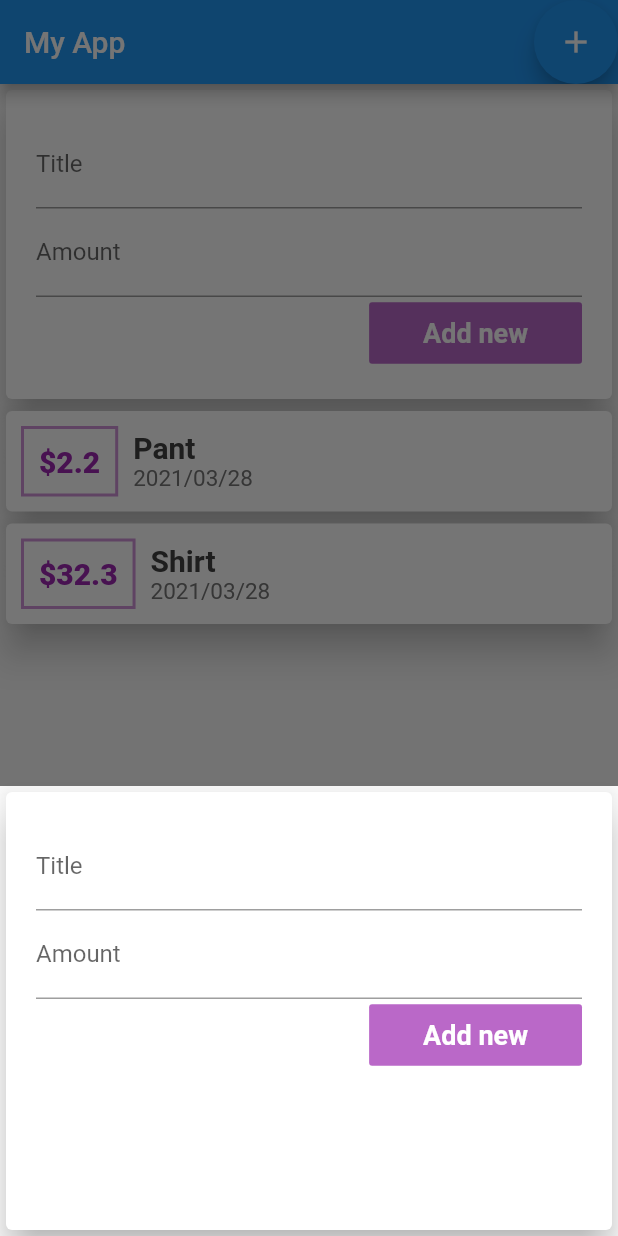
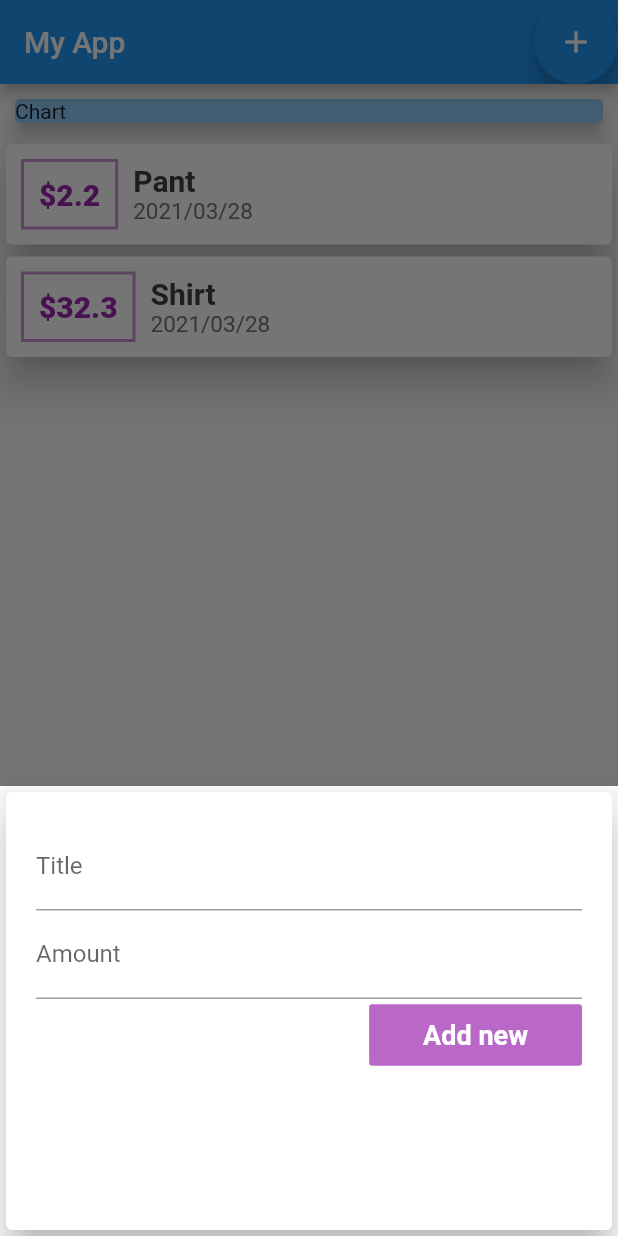
Before and after one commit to kumol/FlutterExercise, a Flutter app: the screen it shows after launch, after a tap on the "add" icon, on a phone screen of 412 x 824 dp. Run offline on Flutter 3.47's test engine with Material 2 defaults, Android fonts, the phone set to English and light mode, and no system bars.

Commit message:
Popup window woring

```diff
--- a/lib/expenseapp/ExpenseApp.dart
+++ b/lib/expenseapp/ExpenseApp.dart
@@ -7,18 +7,7 @@ class ExpenseApp extends StatelessWidget {
     return Column(
       //mainAxisAlignment: MainAxisAlignment.spaceAround,
       crossAxisAlignment: CrossAxisAlignment.center,
-      children: [
-        Container(
-          width: double.infinity,
-          child: Card(
-            color: Colors.blue[200],
-            child: Text("Chart"),
-            margin: EdgeInsets.all(10),
-            elevation: 5,
-          ),
-        ),
-        UserTransaction()
-      ],
+      children: [UserTransaction()],
     );
   }
 }
--- a/lib/expenseapp/widgets/New_transaction.dart
+++ b/lib/expenseapp/widgets/New_transaction.dart
@@ -1,10 +1,15 @@
 import 'package:flutter/material.dart';
 
-class NewTransaction extends StatelessWidget {
+class NewTransaction extends StatefulWidget {
+  final Function addTransaction;
+  NewTransaction({Key key, this.addTransaction}) : super(key: key);
+  @override
+  NewTransactionState createState() => NewTransactionState();
+}
+
+class NewTransactionState extends State<NewTransaction> {
   final titleController = TextEditingController();
   final amountController = TextEditingController();
-  final Function addTransaction;
-
   void submitData() {
     final title = titleController.text;
     final amount = amountController.text.isEmpty
@@ -13,10 +18,10 @@ class NewTransaction extends StatelessWidget {
     if (title.isEmpty && amount < 0) {
       return;
     }
-    addTransaction(title, amount);
+    widget.addTransaction(title, amount);
+    Navigator.of(context).pop();
   }
 
-  NewTransaction(this.addTransaction);
   @override
   Widget build(BuildContext context) {
     return Card(
--- a/lib/expenseapp/widgets/User_transaction.dart
+++ b/lib/expenseapp/widgets/User_transaction.dart
@@ -1,6 +1,5 @@
 import 'package:flutter/material.dart';
 import 'package:mdmp/expenseapp/model/Transaction.dart';
-import 'package:mdmp/expenseapp/widgets/New_transaction.dart';
 import 'package:mdmp/expenseapp/widgets/Transaction_list.dart';
 
 class UserTransaction extends StatefulWidget {
@@ -16,7 +15,7 @@ class _UserTransactionState extends State<UserTransaction> {
   @override
   Widget build(BuildContext context) {
     return Column(children: [
-      NewTransaction(widget.addTransaction),
+      //NewTransaction(addTransaction: widget.addTransaction),
       TransactionList(widget.transaction),
     ]);
   }
--- a/lib/main.dart
+++ b/lib/main.dart
@@ -114,7 +114,7 @@ class MyAppState extends State<MyApp> {
         builder: (BuildContext bd) {
           return Container(
             height: 300,
-            child: NewTransaction(addTransaction),
+            child: NewTransaction(addTransaction: addTransaction),
           );
         });
   }
@@ -150,8 +150,21 @@ class MyAppState extends State<MyApp> {
           ],
         ),
         body: SingleChildScrollView(
-          child: UserTransaction(
-              transaction: transaction, addTransaction: addTransaction),
+          child: Column(
+            children: [
+              Container(
+                width: double.infinity,
+                child: Card(
+                  color: Colors.blue[200],
+                  child: Text("Chart"),
+                  margin: EdgeInsets.all(10),
+                  elevation: 5,
+                ),
+              ),
+              UserTransaction(
+                  transaction: transaction, addTransaction: addTransaction),
+            ],
+          ),
         ),
         floatingActionButtonLocation: FloatingActionButtonLocation.centerDocked,
         floatingActionButton: Builder(
```
